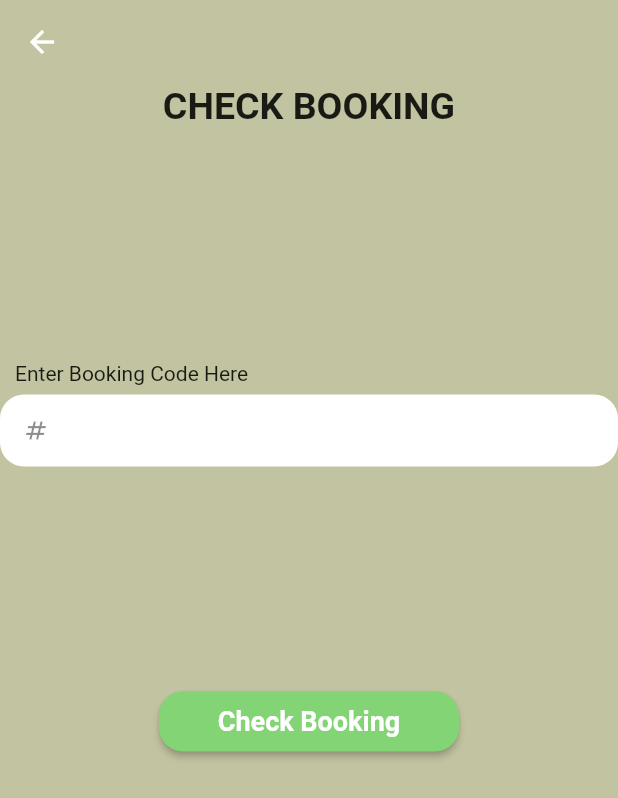
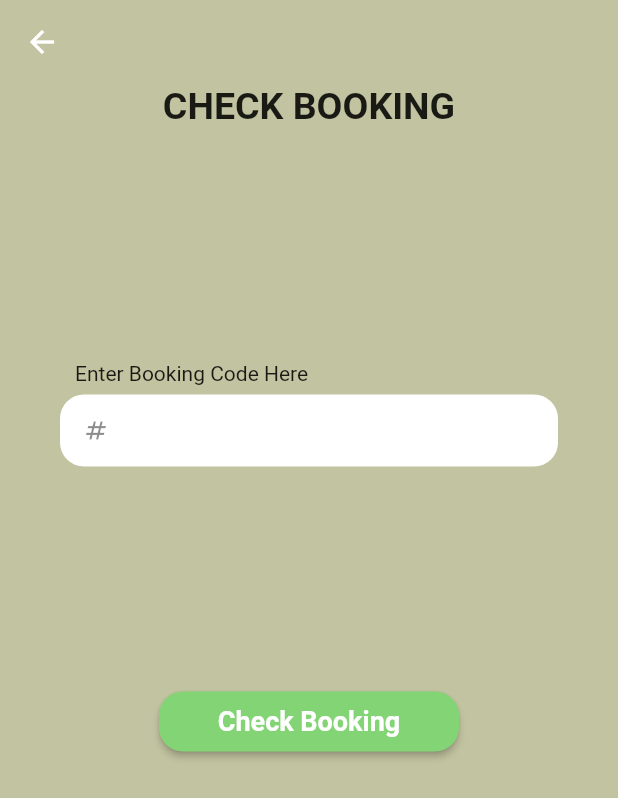
Before and after one commit to COE-CTRL-Intelligence/Sports-Complex, a Flutter app: the CheckBookingPage screen opened by its route, on a phone screen of 412 x 824 dp. Shown: the top 798 px of the screen. Run offline on Flutter 3.47's test engine with Material 2 defaults, Android fonts, the phone set to English and light mode, and no system bars; our stand-ins replace auto_route, syncfusion_flutter_calendar.

Commit message:
password visibility functionality and some refactoring in custominputfield widget

```diff
--- a/lib/pages/check_booking_page.dart
+++ b/lib/pages/check_booking_page.dart
@@ -16,6 +16,8 @@ class CheckBookingPage extends StatelessWidget {
       ),
       body: SingleChildScrollView(
         child: Center(
+            child: Padding(
+          padding: const EdgeInsets.symmetric(horizontal: 40),
           child: Column(
             children: [
               const Text('CHECK BOOKING',
@@ -25,7 +27,7 @@ class CheckBookingPage extends StatelessWidget {
                 icon: Icons.numbers,
                 fieldName: "Enter Booking Code Here",
                 fieldController: bookingCodeController,
-                obscureText: false),
+              ),
               const SizedBox(height: 150),
               Padding(
                 padding: const EdgeInsets.symmetric(horizontal: 40),
@@ -40,12 +42,13 @@ class CheckBookingPage extends StatelessWidget {
                           primary: const Color(0xff83D475)),
                       child: const Text(
                         "Check Booking",
-                      style:
-                          TextStyle(fontSize: 18, fontWeight: FontWeight.bold),
+                        style: TextStyle(
+                            fontSize: 18, fontWeight: FontWeight.bold),
                       )),
                 ),
               ),
             ],
+          ),
         )),
       ),
     );
--- a/lib/widgets/custom_input_field.dart
+++ b/lib/widgets/custom_input_field.dart
@@ -1,18 +1,29 @@
 import 'package:flutter/material.dart';
 
-class CustomInputField extends StatelessWidget {
-  const CustomInputField({
-    Key? key,
-    required this.fieldController,
-    required this.fieldName,
-    required this.obscureText,
-    required this.icon,
-  }) : super(key: key);
+enum CustomInputType { email, password }
 
+class CustomInputField extends StatefulWidget {
   final TextEditingController fieldController;
   final String fieldName;
-  final bool obscureText;
   final IconData icon;
+  final CustomInputType? type; // when null it builds an ordinary textfield,
+  //  when email it builds a textfield with email validation and
+  //builds a textfield with password validation when set to password
+
+  const CustomInputField(
+      {super.key,
+      required this.fieldController,
+      required this.fieldName,
+      required this.icon,
+      this.type});
+
+  @override
+  State<CustomInputField> createState() => _CustomInputFieldState();
+}
+
+class _CustomInputFieldState extends State<CustomInputField> {
+  // Variables
+  bool isVisible = true;
 
   @override
   Widget build(BuildContext context) {
@@ -24,17 +35,34 @@ class CustomInputField extends StatelessWidget {
               height: 28,
               width: 10,
             ),
-            Text(fieldName),
+            Text(widget.fieldName),
           ],
         ),
         TextFormField(
-          obscureText: obscureText,
-          controller: fieldController,
+          validator: widget.type == CustomInputType.email
+              ? (value) => validateEmail(value)
+              : null,
+          obscureText:
+              widget.type == CustomInputType.password ? isVisible : false,
+          controller: widget.fieldController,
           cursorColor: Colors.black,
           decoration: InputDecoration(
-            prefixIcon: Icon(
-              icon,
-            ),
+            prefixIcon: Icon(widget.icon),
+            suffixIcon: widget.type == CustomInputType.password
+                ? InkWell(
+                    onTap: () {
+                      setState(() {
+                        isVisible = !isVisible;
+                      });
+                    },
+                    child: isVisible
+                        ? const Icon(
+                            Icons.visibility,
+                            color: Colors.grey,
+                          )
+                        : const Icon(Icons.visibility_off),
+                  )
+                : null,
             isDense: true,
             contentPadding: const EdgeInsets.all(0),
             filled: true,
@@ -48,3 +76,16 @@ class CustomInputField extends StatelessWidget {
     );
   }
 }
+
+String? validateEmail(String? value) {
+  String pattern =
+      r"^[a-zA-Z0-9.!#$%&'*+/=?^_`{|}~-]+@[a-zA-Z0-9](?:[a-zA-Z0-9-]"
+      r"{0,253}[a-zA-Z0-9])?(?:\.[a-zA-Z0-9](?:[a-zA-Z0-9-]"
+      r"{0,253}[a-zA-Z0-9])?)*$";
+  RegExp regex = RegExp(pattern);
+  if (value == null || value.isEmpty || !regex.hasMatch(value)) {
+    return 'Enter a valid email address';
+  } else {
+    return null;
+  }
+}
```
Also changed, not shown: lib/pages/gym_login_page.dart (+7 -2 lines), lib/pages/gym_signUp_page.dart (+7 -4 lines), lib/pages/home_page.dart (+6 -3 lines). Lines whose indentation alone changed are shown as unchanged.
